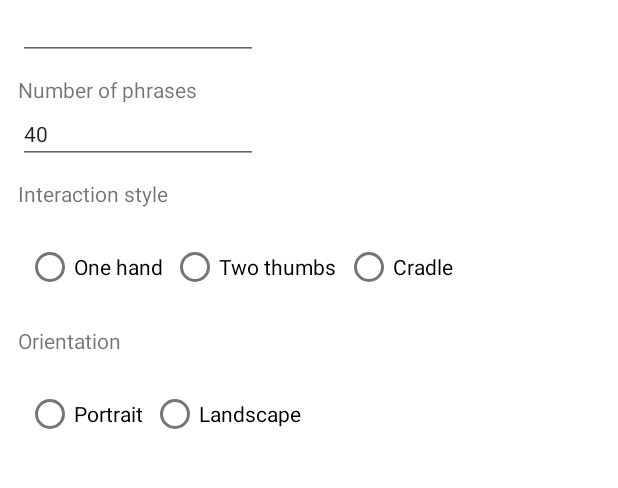
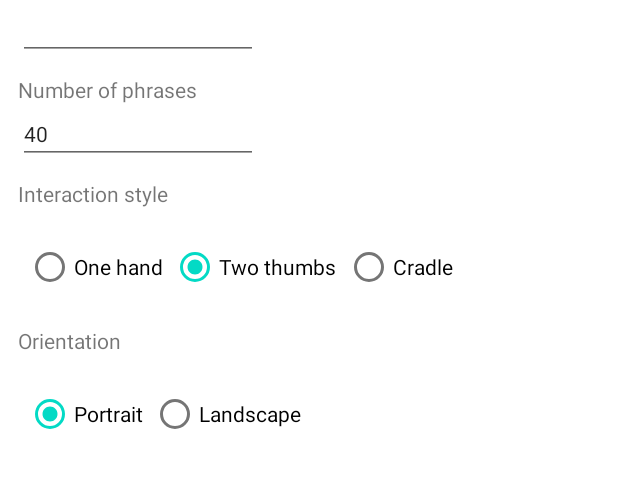
Before and after one commit to VanjaLjubobratovic/SmartKeyboard, an Android app: the SessionSettingsActivity screen opened directly, with no data from a screen before it, on a phone screen of 412 x 824 dp, the part 252-740 px from its top. Run offline under Robolectric (Android 15) with nearby library versions, the light colour scheme and no system bars.

Commit message:
Minor bug fixes.

```diff
--- a/app/src/main/java/com/example/smartkeyboard/Session.java
+++ b/app/src/main/java/com/example/smartkeyboard/Session.java
@@ -16,6 +16,10 @@ public class Session implements Parcelable {
     private Orientation orientation;
     private TypingMode typingMode;
 
+    //Pair<RawTranscription, FinalTranscription>
+    private ArrayList<Pair<String, String>> transcribed;
+    private ArrayList<Integer> time;
+
     protected Session(Parcel in){
         user = in.readString();
         sessionID = in.readString();
@@ -26,10 +30,6 @@ public class Session implements Parcelable {
         typingMode = TypingMode.valueOf(in.readString());
         orientation = Orientation.valueOf(in.readString());
     }
-
-    //Pair<RawTranscription, FinalTranscription>
-    private ArrayList<Pair<String, String>> transcribed;
-    private ArrayList<Integer> time;
 
     public Session() {
         this.numOfPhrases = 40;
@@ -143,19 +143,23 @@ public class Session implements Parcelable {
         int index = getSize();
         StringBuilder sb = new StringBuilder(transcribed.get(index).first);
 
+        //Check if enter is pressed to cycle to next phrase
         if(newInput.length() != 0 && newInput.charAt(newInput.length() - 1) == '\n') {
             nextPhrase();
             timerStop();
             return false;
         }
 
+        //First letter, timer start
         if(transcribed.get(index).first.length() == 0) {
             timerStart();
         }
 
+
         if (transcribed.get(index).second.length() > newInput.length()) {
             sb.append("-");
         } else if (sb.length() == 0) {
+            //Ovo služi jer se text changed okine nakon povratka iz settingsa
             sb.append(newInput);
         } else {
             sb.append(newInput.charAt(newInput.length() - 1));
--- a/app/src/main/java/com/example/smartkeyboard/SessionSettingsActivity.java
+++ b/app/src/main/java/com/example/smartkeyboard/SessionSettingsActivity.java
@@ -37,6 +37,9 @@ public class SessionSettingsActivity extends AppCompatActivity {
         cradle = findViewById(R.id.radioCradle);
         portrait = findViewById(R.id.radioPortrait);
         landscape = findViewById(R.id.radioLandscape);
+
+        interaction = TypingMode.TWO_THUMBS;
+        orientation = Orientation.PORTRAIT;
 
         interactionGroup.setOnCheckedChangeListener(new RadioGroup.OnCheckedChangeListener() {
             @Override
--- a/app/src/main/res/layout/session_settings.xml
+++ b/app/src/main/res/layout/session_settings.xml
@@ -113,7 +113,8 @@
             android:layout_width="match_parent"
             android:layout_marginLeft="5dp"
             android:layout_height="wrap_content"
-            android:text="@string/two_thumbs" />
+            android:text="@string/two_thumbs"
+            android:checked="true"/>
 
         <RadioButton
             android:id="@+id/radioCradle"
@@ -146,7 +147,8 @@
             android:id="@+id/radioPortrait"
             android:layout_width="match_parent"
             android:layout_height="wrap_content"
-            android:text="@string/portrait" />
+            android:text="@string/portrait"
+            android:checked="true"/>
 
         <RadioButton
             android:id="@+id/radioLandscape"
```
